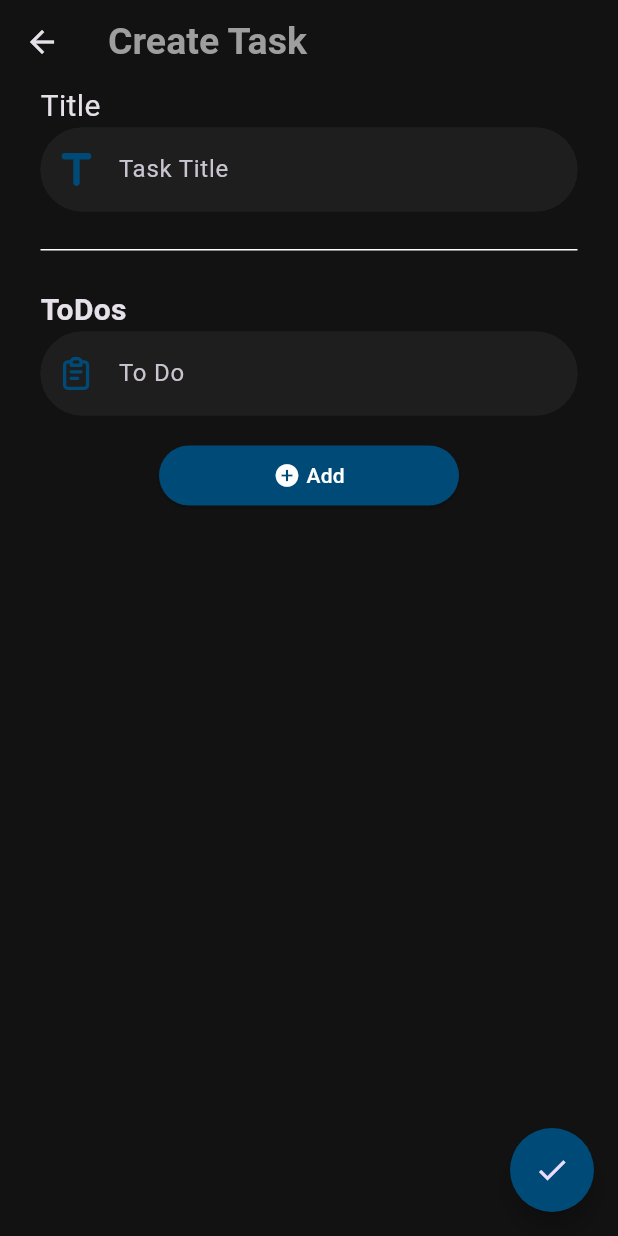
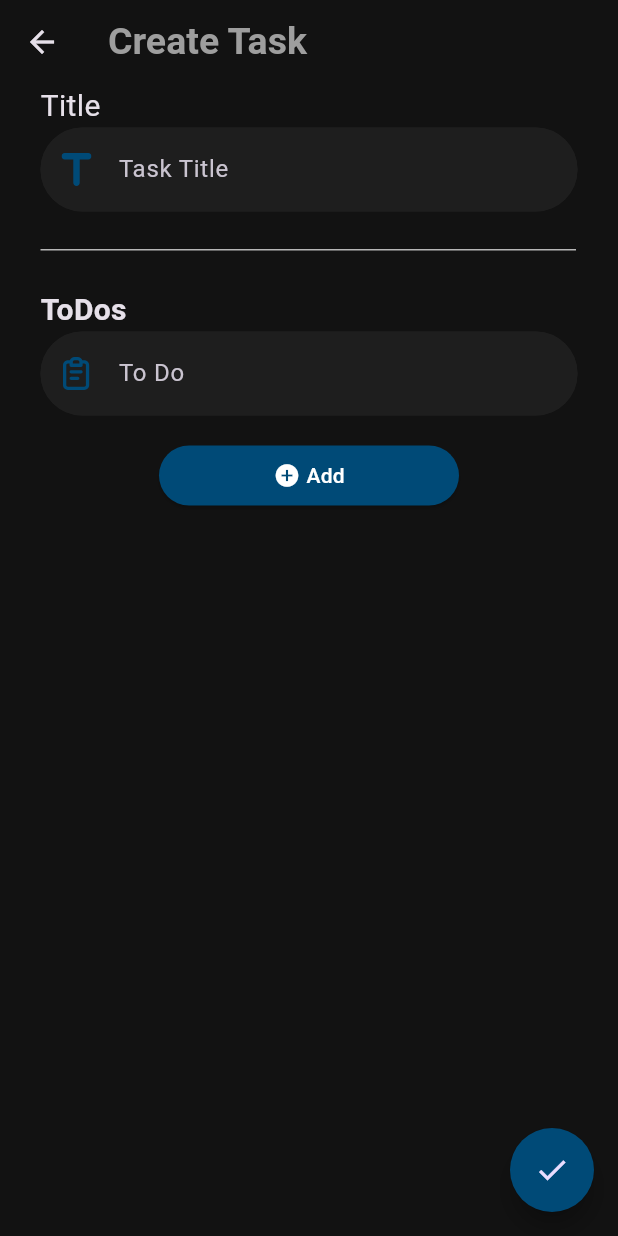
Before and after one commit to sarataha01/task2_flutter, a Flutter app: the CreateTask screen opened by its route, on a phone screen of 412 x 824 dp. Run offline on Flutter 3.47's test engine with Material 3 defaults, Android fonts, the phone set to English and light mode, and no system bars; our stand-ins replace flutter_svg; network calls fail.

```diff
--- a/lib/screens/create_task_screen.dart
+++ b/lib/screens/create_task_screen.dart
@@ -67,10 +67,11 @@ class _CreateTaskState extends State<CreateTask> {
                   const SizedBox(
                     height: 25,
                   ),
-                  Container(
+                  const Divider(
                     height: 1,
-                    width: double.infinity,
-                    color: ColorApp.primaryColor,
+                    thickness: 1,
+                    color: ColorApp.divider,
+                    endIndent: 1,
                   ),
                   const SizedBox(
                     height: 25,
```
Also changed, not shown: lib/screens/components/my_todo_list_view.dart (added, +87 -0 lines), lib/screens/home_page.dart (+2 -69 lines).
